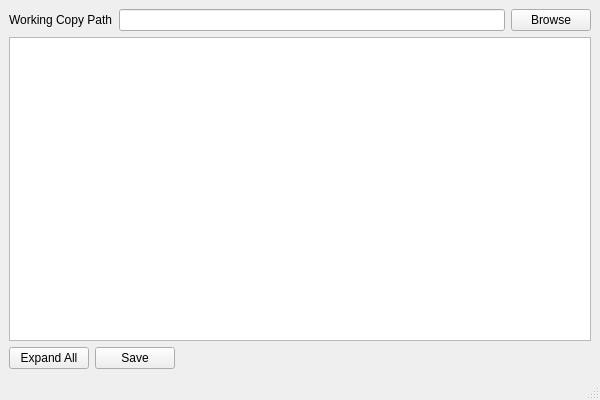
feddischson/svn-external-disposer, file forms/MainWindow.ui: the form before one commit.
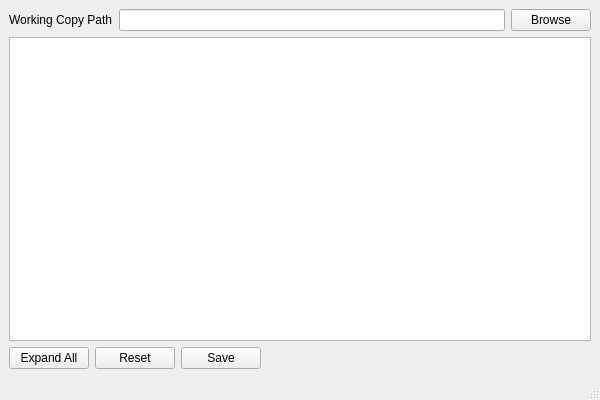
The form after the commit.

Patch:
```diff
--- a/forms/MainWindow.ui
+++ b/forms/MainWindow.ui
@@ -54,6 +54,13 @@
         </property>
        </widget>
       </item>
+      <item>
+       <widget class="QPushButton" name="reset_PB">
+        <property name="text">
+         <string>Reset</string>
+        </property>
+       </widget>
+      </item>
       <item>
        <widget class="QPushButton" name="save_PB">
         <property name="text">
```
